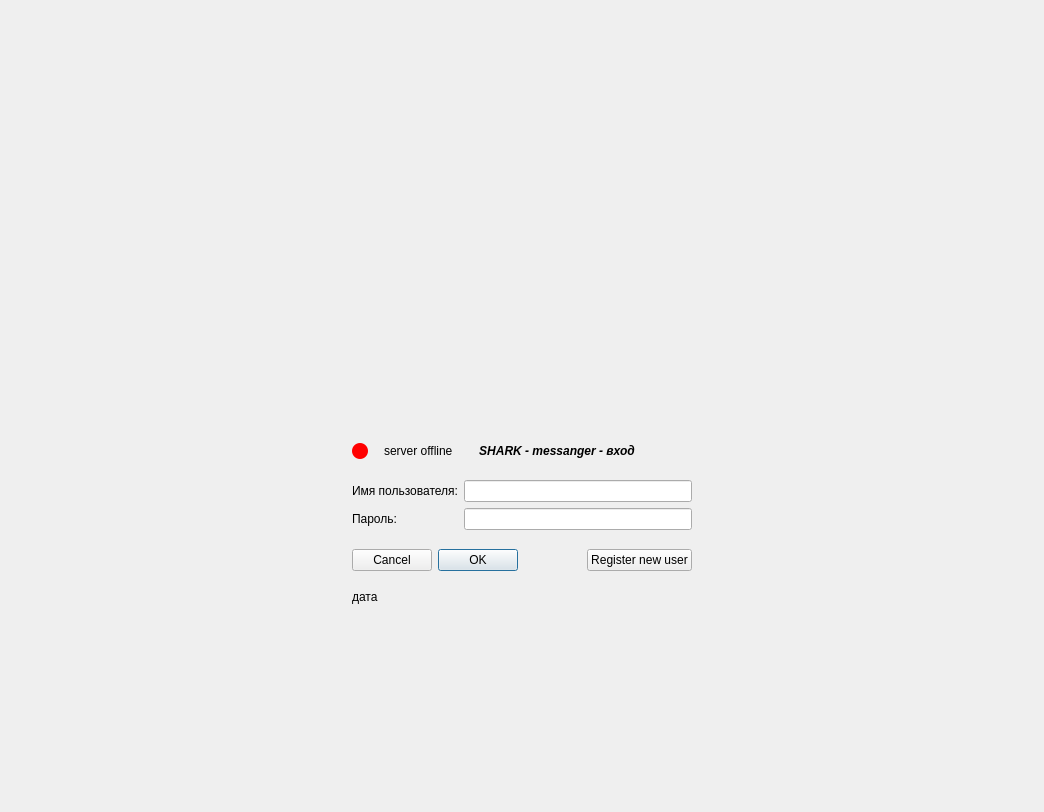
Old version of the form Shark_UI/screen_login.ui in the repository YanBatytskiy/Shark_3_0_Qt.
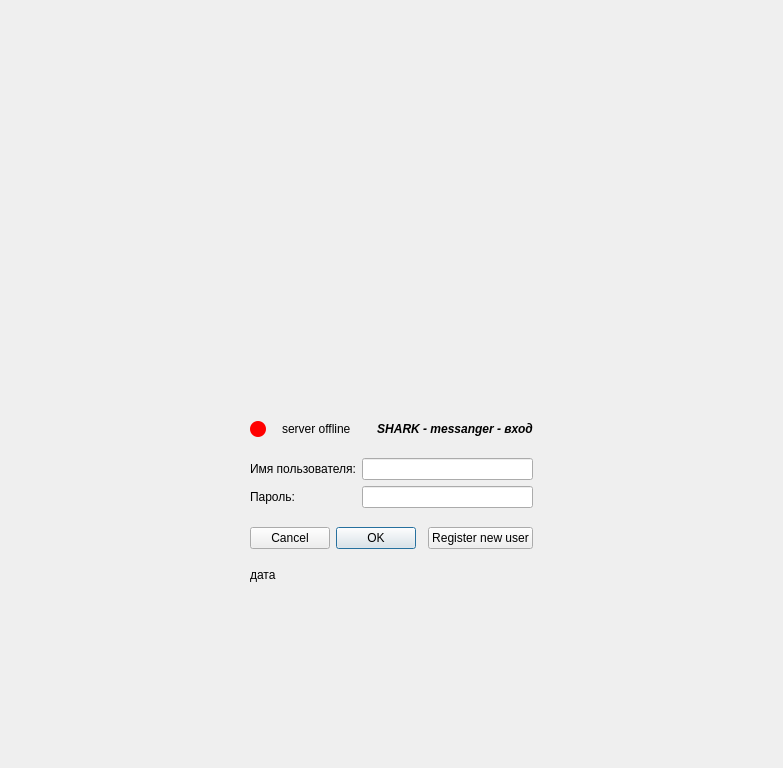
New version of the form. Icons and pictures are not drawn.

```diff
--- a/Shark_UI/screen_login.ui
+++ b/Shark_UI/screen_login.ui
@@ -6,12 +6,12 @@
    <rect>
     <x>0</x>
     <y>0</y>
-    <width>1044</width>
-    <height>812</height>
+    <width>783</width>
+    <height>768</height>
    </rect>
   </property>
   <property name="sizePolicy">
-   <sizepolicy hsizetype="Expanding" vsizetype="Fixed">
+   <sizepolicy hsizetype="Expanding" vsizetype="Expanding">
     <horstretch>0</horstretch>
     <verstretch>0</verstretch>
    </sizepolicy>
@@ -59,7 +59,7 @@
        <item>
         <widget class="QLabel" name="serverStatusLabelRound">
          <property name="sizePolicy">
-          <sizepolicy hsizetype="Preferred" vsizetype="Preferred">
+          <sizepolicy hsizetype="Minimum" vsizetype="Fixed">
            <horstretch>0</horstretch>
            <verstretch>0</verstretch>
           </sizepolicy>
@@ -87,11 +87,17 @@
        </item>
        <item>
         <spacer name="horizontalSpacer">
+         <property name="sizePolicy">
+          <sizepolicy hsizetype="Minimum" vsizetype="Minimum">
+           <horstretch>0</horstretch>
+           <verstretch>0</verstretch>
+          </sizepolicy>
+         </property>
          <property name="orientation">
           <enum>Qt::Orientation::Horizontal</enum>
          </property>
          <property name="sizeType">
-          <enum>QSizePolicy::Policy::Fixed</enum>
+          <enum>QSizePolicy::Policy::Minimum</enum>
          </property>
          <property name="sizeHint" stdset="0">
           <size>
@@ -103,6 +109,12 @@
        </item>
        <item>
         <widget class="QLabel" name="serverStatusLabel">
+         <property name="sizePolicy">
+          <sizepolicy hsizetype="Minimum" vsizetype="Fixed">
+           <horstretch>0</horstretch>
+           <verstretch>0</verstretch>
+          </sizepolicy>
+         </property>
          <property name="autoFillBackground">
           <bool>false</bool>
          </property>
@@ -116,11 +128,17 @@
        </item>
        <item>
         <spacer name="horizontalSpacer_2">
+         <property name="sizePolicy">
+          <sizepolicy hsizetype="Minimum" vsizetype="Minimum">
+           <horstretch>0</horstretch>
+           <verstretch>0</verstretch>
+          </sizepolicy>
+         </property>
          <property name="orientation">
           <enum>Qt::Orientation::Horizontal</enum>
          </property>
          <property name="sizeType">
-          <enum>QSizePolicy::Policy::Fixed</enum>
+          <enum>QSizePolicy::Policy::Minimum</enum>
          </property>
          <property name="sizeHint" stdset="0">
           <size>
@@ -132,6 +150,12 @@
        </item>
        <item>
         <widget class="QLabel" name="label_3">
+         <property name="sizePolicy">
+          <sizepolicy hsizetype="Minimum" vsizetype="Fixed">
+           <horstretch>0</horstretch>
+           <verstretch>0</verstretch>
+          </sizepolicy>
+         </property>
          <property name="font">
           <font>
            <italic>true</italic>
```
